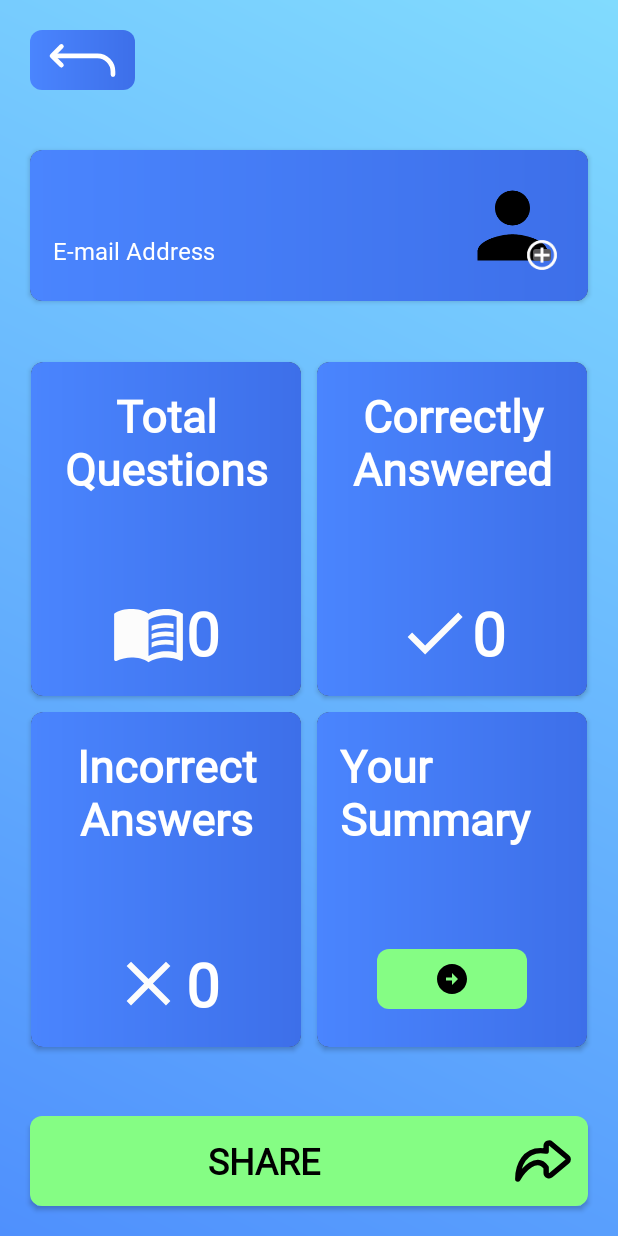
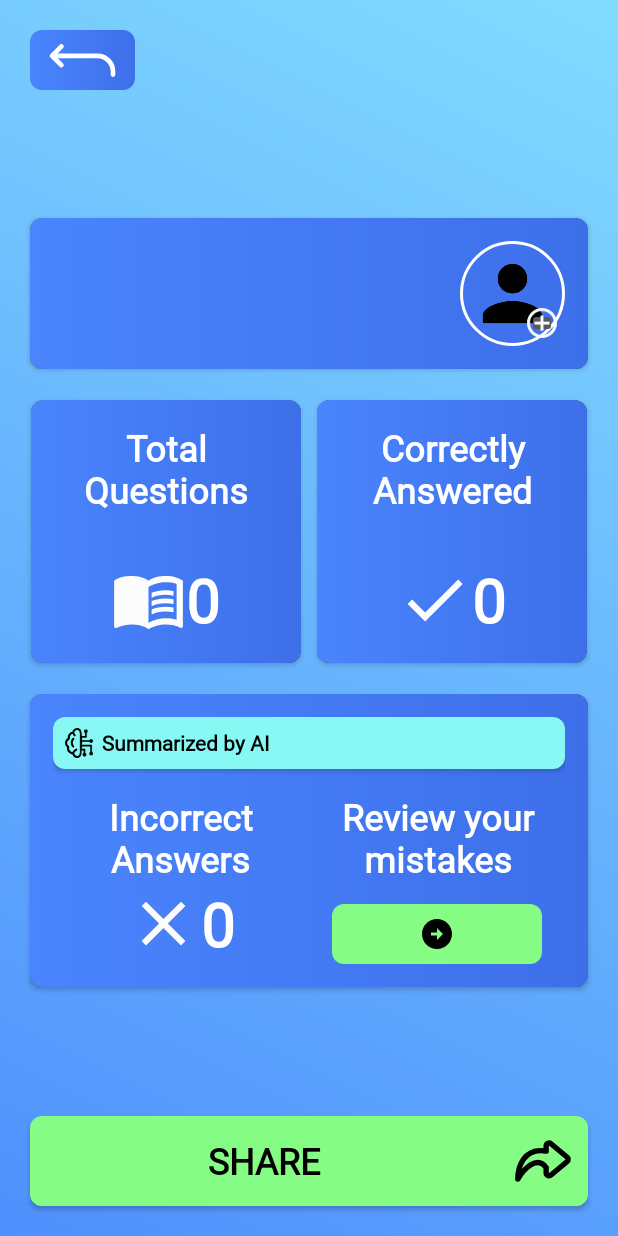
Before and after one commit to Jordan-Anderson1/Enhanced_Learning_Experience, an Android app: the ProfileActivity screen opened directly, with no data from a screen before it, on a phone screen of 412 x 824 dp. Run offline under Robolectric (Android 15) with nearby library versions, the phone set to English and light mode, and no system bars; our stand-ins replace Firebase (no records; nobody signed in at launch, a user with empty details on screens opened directly), Picasso; pictures from the network do not load; 3 statements that could not run were skipped.

Commit message:
fix profile layout. link to history.

```diff
--- a/app/src/main/AndroidManifest.xml
+++ b/app/src/main/AndroidManifest.xml
@@ -15,6 +15,9 @@
         android:supportsRtl="true"
         android:theme="@style/Theme.LearningExperience"
         tools:targetApi="31">
+        <activity
+            android:name=".HistoryActivity"
+            android:exported="false" />
         <activity
             android:name=".ProfileActivity"
             android:exported="false" />
--- /dev/null
+++ b/app/src/main/java/com/example/learningexperience/HistoryActivity.java
@@ -0,0 +1,24 @@
+package com.example.learningexperience;
+
+import android.os.Bundle;
+
+import androidx.activity.EdgeToEdge;
+import androidx.appcompat.app.AppCompatActivity;
+import androidx.core.graphics.Insets;
+import androidx.core.view.ViewCompat;
+import androidx.core.view.WindowInsetsCompat;
+
+public class HistoryActivity extends AppCompatActivity {
+
+    @Override
+    protected void onCreate(Bundle savedInstanceState) {
+        super.onCreate(savedInstanceState);
+        EdgeToEdge.enable(this);
+        setContentView(R.layout.activity_history);
+        ViewCompat.setOnApplyWindowInsetsListener(findViewById(R.id.main), (v, insets) -> {
+            Insets systemBars = insets.getInsets(WindowInsetsCompat.Type.systemBars());
+            v.setPadding(systemBars.left, systemBars.top, systemBars.right, systemBars.bottom);
+            return insets;
+        });
+    }
+}
--- a/app/src/main/java/com/example/learningexperience/ProfileActivity.java
+++ b/app/src/main/java/com/example/learningexperience/ProfileActivity.java
@@ -33,7 +33,7 @@ import com.squareup.picasso.Picasso;
 
 public class ProfileActivity extends AppCompatActivity {
 
-    ImageButton backButton, addProfileImageButton;
+    ImageButton backButton, addProfileImageButton, goToHistoryButton;
 
     TextView usernameTextView, emailAddressTextView, totalQuestionsAnsweredTextView, totalIncorrectAnswersTextView, totalCorrectAnswersTextView;
 
@@ -65,16 +65,17 @@ public class ProfileActivity extends AppCompatActivity {
         totalCorrectAnswersTextView = findViewById(R.id.totalCorrectAnswersTextView);
         profileImage = findViewById(R.id.profileImage);
         addProfileImageButton = findViewById(R.id.addProfileImage);
+        goToHistoryButton = findViewById(R.id.goToHistoryButton);
 
         fStore = FirebaseFirestore.getInstance();
         fAuth = FirebaseAuth.getInstance();
         userId = fAuth.getUid();
 
         //get user Email address and set emailAddressTextView
-        if(fUser != null) {
-            String emailAddress = fUser.getEmail();
-            emailAddressTextView.setText(emailAddress);
-        }
+        fUser = fAuth.getCurrentUser();
+        String emailAddress = fUser.getEmail();
+        emailAddressTextView.setText(emailAddress);
+
 
         //get profile image from fStore and set profile image if successful. Set to default if unsuccessful
         storageReference = FirebaseStorage.getInstance().getReference();
@@ -139,6 +140,15 @@ public class ProfileActivity extends AppCompatActivity {
                 startActivityForResult(openGalleryIntent, 1000);
             }
         });
+
+        //set on click listener to go to quiz history
+        goToHistoryButton.setOnClickListener(new View.OnClickListener() {
+            @Override
+            public void onClick(View v) {
+                Intent intent = new Intent(ProfileActivity.this, HistoryActivity.class);
+                startActivity(intent);
+            }
+        });
     }
 
     @Override
--- /dev/null
+++ b/app/src/main/res/drawable/profile_image_shape.xml
@@ -0,0 +1,11 @@
+<shape xmlns:android="http://schemas.android.com/apk/res/android"
+    android:shape="rectangle">
+    <solid android:color="@android:color/transparent" />
+
+    <stroke
+        android:width="2dp"
+        android:color="@color/white" />
+    <corners android:radius="8dp" />
+    <corners android:radius="1500dp"/>
+
+</shape>
--- /dev/null
+++ b/app/src/main/res/layout/activity_history.xml
@@ -0,0 +1,10 @@
+<?xml version="1.0" encoding="utf-8"?>
+<androidx.constraintlayout.widget.ConstraintLayout xmlns:android="http://schemas.android.com/apk/res/android"
+    xmlns:app="http://schemas.android.com/apk/res-auto"
+    xmlns:tools="http://schemas.android.com/tools"
+    android:id="@+id/main"
+    android:layout_width="match_parent"
+    android:layout_height="match_parent"
+    tools:context=".HistoryActivity">
+
+</androidx.constraintlayout.widget.ConstraintLayout>
--- a/app/src/main/res/layout/activity_profile.xml
+++ b/app/src/main/res/layout/activity_profile.xml
@@ -11,17 +11,23 @@
         android:layout_width="match_parent"
         android:layout_height="match_parent"
         android:background="@drawable/main_background"
-        android:orientation="vertical">
-
-
+        android:orientation="vertical"
+        >
 
         <ImageButton
+            android:id="@+id/backButton"
             android:layout_width="70dp"
             android:layout_height="40dp"
+            android:layout_gravity="left"
+            android:layout_margin="20dp"
+            android:background="@drawable/card_background"
             android:src="@drawable/return_up_back_svgrepo_com"
-                android:background="@drawable/card_background"
-                android:layout_margin="20dp"
-                android:id="@+id/backButton"/>
+            />
+
+        <View
+            android:layout_width="match_parent"
+            android:layout_height="0dp"
+            android:layout_weight="1"/>
 
 
 
@@ -29,7 +35,8 @@
             android:layout_width="match_parent"
             android:layout_height="wrap_content"
             app:cardCornerRadius="8dp"
-            android:layout_margin="20dp"
+            android:layout_marginLeft="20dp"
+            android:layout_marginRight="20dp"
             >
 
             <LinearLayout
@@ -51,7 +58,8 @@
                         android:text="username"
                         android:id="@+id/username"
                         android:textSize="30sp"
-                        android:textColor="@color/white"/>
+                        android:textColor="@color/white"
+                        android:textStyle="bold"/>
 
                     <TextView
                         android:layout_width="200dp"
@@ -66,21 +74,31 @@
                 <RelativeLayout
                     android:layout_width="70dp"
                     android:layout_height="70dp"
-                    android:layout_gravity="center">
+                    android:layout_gravity="center"
+
+                    >
+
+                    <FrameLayout
+                        android:layout_width="200dp"
+                        android:layout_height="200dp"
+                        android:background="@drawable/profile_image_shape"
+                        android:id="@+id/frameLayout"
+                        android:padding="5dp">
 
                     <ImageView
                         android:layout_width="match_parent"
                         android:layout_height="match_parent"
                         android:id="@+id/profileImage"
-                        android:layout_gravity="center"
                         />
+
+                    </FrameLayout>
 
                     <ImageButton
                         android:layout_width="20dp"
                         android:layout_height="20dp"
                         android:src="@drawable/baseline_add_circle_outline_24"
-                        android:layout_alignRight="@+id/profileImage"
-                        android:layout_alignBottom="@+id/profileImage"
+                        android:layout_alignRight="@+id/frameLayout"
+                        android:layout_alignBottom="@+id/frameLayout"
                         android:layout_marginRight="5dp"
                         android:layout_marginBottom="5dp"
                         android:id="@+id/addProfileImage"
@@ -95,10 +113,10 @@
             android:layout_width="match_parent"
             android:layout_height="wrap_content"
             android:columnCount="2"
-            android:padding="15sp"
+            android:padding="15dp"
             android:rowCount="2"
-            android:layout_weight="1"
-            android:layout_marginBottom="25dp"
+
+
             >
 
             <androidx.cardview.widget.CardView
@@ -117,14 +135,15 @@
                     android:padding="15dp">
 
                     <TextView
-                        android:layout_width="match_parent"
+                        android:layout_width="120dp"
                         android:layout_height="wrap_content"
                         android:gravity="top|center"
                         android:text="Total Questions"
                         android:textColor="@color/white"
-                        android:textSize="30sp"
+                        android:textSize="24sp"
                         android:textStyle="bold"
-                        android:layout_weight="1"/>
+                        android:layout_gravity="center"
+                        />
 
 
                     <LinearLayout
@@ -180,9 +199,9 @@
                         android:gravity="top|center"
                         android:text="Correctly Answered"
                         android:textColor="@color/white"
-                        android:textSize="30sp"
+                        android:textSize="24sp"
                         android:textStyle="bold"
-                        android:layout_weight="1"/>
+                        />
 
 
                     <LinearLayout
@@ -214,106 +233,181 @@
 
             </androidx.cardview.widget.CardView>
 
+
+        </GridLayout>
+
+
+
+
+
+
+
+
+
+
     <androidx.cardview.widget.CardView
-                android:layout_rowWeight="1"
-                android:layout_columnWeight="1"
-                android:layout_gravity="fill"
-                android:layout_margin="5sp"
-                app:cardCornerRadius="8dp"
-                android:layout_width="0dp">
+        android:layout_width="match_parent"
+        android:layout_height="wrap_content"
+        android:layout_marginLeft="20dp"
+        android:layout_marginRight="20dp"
+        android:layout_marginBottom="20dp"
+        app:cardCornerRadius="8dp">
 
         <LinearLayout
             android:layout_width="match_parent"
-                    android:layout_height="match_parent"
+            android:layout_height="wrap_content"
+            android:orientation="vertical"
             android:background="@drawable/card_background"
-                    android:orientation="vertical"
             android:padding="15dp">
+
+            <androidx.cardview.widget.CardView
+                android:layout_width="match_parent"
+                android:layout_height="wrap_content"
+                app:cardCornerRadius="8dp"
+                android:layout_marginBottom="15dp"
+                >
+
+                <LinearLayout
+                    android:layout_width="match_parent"
+                    android:layout_height="wrap_content"
+                    android:orientation="horizontal"
+                    android:padding="7dp"
+                    android:background="#87F8F3">
+
+                    <ImageView
+                        android:layout_width="20dp"
+                        android:layout_height="20dp"
+                        android:src="@drawable/learning_machine_ai_icon"/>
 
                     <TextView
                         android:layout_width="match_parent"
                         android:layout_height="wrap_content"
+                        android:text="Summarized by AI"
+                        android:textSize="14sp"
+                        android:layout_gravity="center"
+                        android:layout_marginLeft="5dp"
+                        android:textColor="@color/black"
+                        android:textStyle="bold"/>
+                </LinearLayout>
+
+
+            </androidx.cardview.widget.CardView>
+
+
+
+
+
+
+        <LinearLayout
+            android:layout_width="match_parent"
+            android:layout_height="wrap_content"
+            android:orientation="horizontal"
+
+            >
+
+            <LinearLayout
+                android:layout_width="match_parent"
+                android:layout_height="wrap_content"
+                android:layout_weight="1"
+                android:orientation="vertical"
+                android:gravity="center"
+                android:layout_gravity="center">
+
+                <TextView
+                    android:id="@+id/textView2"
+                    android:layout_width="150dp"
+                    android:layout_height="wrap_content"
                     android:gravity="top|center"
                     android:text="Incorrect Answers"
                     android:textColor="@color/white"
-                        android:textSize="30sp"
+                    android:textSize="24sp"
                     android:textStyle="bold"
-                        android:layout_weight="1"/>
-
+                    />
 
                 <LinearLayout
-                        android:layout_width="wrap_content"
+                    android:layout_width="match_parent"
                     android:layout_height="wrap_content"
-                        android:layout_gravity="center"
-                        android:layout_marginTop="30dp"
-                        android:orientation="horizontal">
+                    android:orientation="horizontal"
+                    android:gravity="center">
 
                     <ImageView
                         android:layout_width="50dp"
                         android:layout_height="50dp"
                         android:layout_gravity="center"
-                            android:src="@drawable/baseline_clear_24" />
+                        android:src="@drawable/baseline_clear_24"
+                        tools:layout_editor_absoluteX="60dp"
+                        tools:layout_editor_absoluteY="79dp" />
 
                     <TextView
                         android:id="@+id/totalIncorrectAnswersTextView"
-                            android:layout_width="match_parent"
+                        android:layout_width="wrap_content"
                         android:layout_height="wrap_content"
                         android:text="10"
                         android:textColor="@color/white"
                         android:textSize="40sp"
-                            android:textStyle="bold" />
+                        android:textStyle="bold"
+                        tools:layout_editor_absoluteX="110dp"
+                        tools:layout_editor_absoluteY="96dp" />
+
+                </LinearLayout>
+
 
 
             </LinearLayout>
 
 
-                </LinearLayout>
 
 
-            </androidx.cardview.widget.CardView>
 
-            <androidx.cardview.widget.CardView
-                android:layout_rowWeight="1"
-                android:layout_columnWeight="1"
-                android:layout_gravity="fill"
-                android:layout_margin="5sp"
-                app:cardCornerRadius="8dp"
-                android:layout_width="0dp">
 
             <LinearLayout
                 android:layout_width="match_parent"
                 android:layout_height="match_parent"
-                    android:background="@drawable/card_background"
+                android:layout_weight="1"
                 android:orientation="vertical"
-                    android:padding="15dp">
+                android:gravity="center"
+                android:paddingLeft="15dp"
+                android:paddingRight="15dp"
+                >
+
+
 
                 <TextView
-                        android:layout_width="wrap_content"
+                    android:layout_width="match_parent"
                     android:layout_height="wrap_content"
-                        android:text="Your Summary"
+                    android:text="Review your mistakes"
                     android:textColor="@color/white"
-                        android:textSize="30sp"
+                    android:textSize="24sp"
                     android:textStyle="bold"
+                    android:gravity="center|top"
                     android:layout_weight="1"
-                        android:gravity="top"/>
+                    />
+
 
                 <ImageButton
-                        android:layout_width="100dp"
+                    android:id="@+id/goToHistoryButton"
+                    android:layout_width="match_parent"
                     android:layout_height="40dp"
-                        android:id="@+id/goToTaskButton"
+                    android:layout_gravity="center"
                     android:background="@drawable/button_background"
-                        android:layout_marginTop="10dp"
-                        android:layout_marginBottom="10dp"
                     android:paddingLeft="15dp"
+                    android:paddingTop="3dp"
                     android:paddingRight="15dp"
-                        android:paddingTop="3dp"
                     android:paddingBottom="3dp"
                     android:src="@drawable/baseline_arrow_circle_right_24"
-                        android:layout_gravity="center"/>
+                    tools:layout_editor_absoluteX="321dp"
+                    tools:layout_editor_absoluteY="89dp" />
+
             </LinearLayout>
+        </LinearLayout>
+        </LinearLayout>
+
     </androidx.cardview.widget.CardView>
-        </GridLayout>
 
-
+        <View
+            android:layout_width="match_parent"
+            android:layout_height="0dp"
+            android:layout_weight="1"/>
 
         <Button
             android:layout_width="match_parent"
@@ -327,18 +421,8 @@
             android:textSize="24sp"
             android:textStyle="bold"
             android:drawableEnd="@drawable/share_2_svgrepo_com"
-            >
-
-
-
-        </Button>
-
-
-
-
-
+            />
 
     </LinearLayout>
 
-
 </androidx.constraintlayout.widget.ConstraintLayout>
```
Lines whose indentation alone changed are shown as unchanged.
